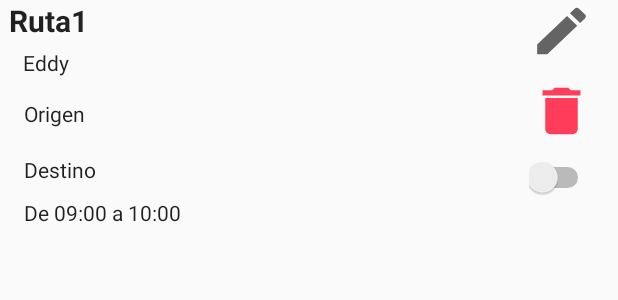
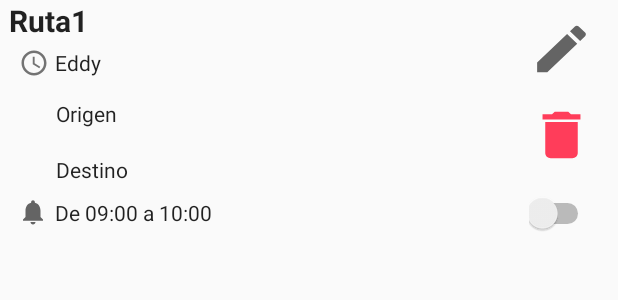
Before and after one commit to juapars/SevillaTraffic, an Android app: the layout row_layout.xml on its own in the app's theme, with its tools: preview values and no code run, on a phone screen of 412 x 824 dp. Shown: the top 300 px of the screen. Run offline under Robolectric (Android 15) with nearby library versions, the phone set to English and light mode, and no system bars; network calls fail.

Commit message:
Pequeños arreglos visuales.

```diff
--- a/app/src/main/java/com/example/sevillatraffic/adapter/AlarmReceiver.kt
+++ b/app/src/main/java/com/example/sevillatraffic/adapter/AlarmReceiver.kt
@@ -150,7 +150,7 @@ class AlarmReceiver : BroadcastReceiver() {
             if (notModerate.isNotEmpty()) notDesc += "\n MODERADO: $notModerate."
 
 
-                notDesc.replace(">", " ")
+            notDesc = notDesc.replace(">", " ")
 
             if(notDesc.isNotEmpty()) {
                 var builder = NotificationCompat.Builder(context, "1600")
--- a/app/src/main/java/com/example/sevillatraffic/ui/googleRoute/GoogleRouteFragment.kt
+++ b/app/src/main/java/com/example/sevillatraffic/ui/googleRoute/GoogleRouteFragment.kt
@@ -159,14 +159,10 @@ class GoogleRouteFragment : Fragment() {
     }
 
     private fun getConnectivityStatusString(context: Context): Int? {
-        Log.e("GOOGLE CONNECTIVITY","ENTRAMOS EN METODO")
         var status = 0
         val cm = context.getSystemService(Context.CONNECTIVITY_SERVICE) as ConnectivityManager
         val activeNetwork: NetworkInfo? = cm.activeNetworkInfo
-        Log.e("GOOGLE CONNECTIVITY","VALOR ACTIVE NETWORK $activeNetwork")
         if (activeNetwork != null) {
-            Log.e("GOOGLE CONNECTIVITY","VALOR ACTIVE TIPO ${activeNetwork.type} CUANDO WIFI ES ${ConnectivityManager.TYPE_WIFI} Y " +
-                    " ${ConnectivityManager.TYPE_MOBILE}")
             if (activeNetwork.getType() == ConnectivityManager.TYPE_WIFI) {
                 status = 1
             } else if (activeNetwork.getType() == ConnectivityManager.TYPE_MOBILE) {
--- a/app/src/main/java/com/example/sevillatraffic/ui/maps/MapsFragment.kt
+++ b/app/src/main/java/com/example/sevillatraffic/ui/maps/MapsFragment.kt
@@ -153,6 +153,8 @@ class MapsFragment : Fragment(), OnMapReadyCallback {
 
 
             if (origin != null && dest != null) {
+                if(!origin.contains("Sevilla")) origin += ", Sevilla"
+                if(!dest.contains("Sevilla")) dest += ", Sevilla"
                 apiServices.getDirection(origin, dest, getString(R.string.api_key))
                     .enqueue(object : Callback<DirectionResponses> {
                         override fun onResponse(
--- /dev/null
+++ b/app/src/main/res/drawable/ic_baseline_access_time_24.xml
@@ -0,0 +1,6 @@
+<vector android:height="24dp" android:tint="#737373"
+    android:viewportHeight="24" android:viewportWidth="24"
+    android:width="24dp" xmlns:android="http://schemas.android.com/apk/res/android">
+    <path android:fillColor="@android:color/white" android:pathData="M11.99,2C6.47,2 2,6.48 2,12s4.47,10 9.99,10C17.52,22 22,17.52 22,12S17.52,2 11.99,2zM12,20c-4.42,0 -8,-3.58 -8,-8s3.58,-8 8,-8 8,3.58 8,8 -3.58,8 -8,8z"/>
+    <path android:fillColor="@android:color/white" android:pathData="M12.5,7H11v6l5.25,3.15 0.75,-1.23 -4.5,-2.67z"/>
+</vector>
--- a/app/src/main/res/layout/row_layout.xml
+++ b/app/src/main/res/layout/row_layout.xml
@@ -19,16 +19,17 @@
         app:layout_constraintTop_toTopOf="parent" />
 
     <TextView
-        android:id="@+id/txt_origin"
-        android:layout_width="299dp"
-        android:layout_height="37dp"
-        android:gravity="center_vertical"
-        android:text="Origen"
+        android:id="@+id/txt_notifications"
+        android:layout_width="165dp"
+        android:layout_height="26dp"
+        android:text="De 09:00 a 10:00"
         android:textAppearance="@style/TextAppearance.AppCompat.Body1"
+        app:layout_constraintBottom_toBottomOf="parent"
         app:layout_constraintEnd_toEndOf="parent"
-        app:layout_constraintHorizontal_bias="0.141"
-        app:layout_constraintStart_toStartOf="parent"
-        app:layout_constraintTop_toBottomOf="@+id/txt_date" />
+        app:layout_constraintHorizontal_bias="0.023"
+        app:layout_constraintStart_toEndOf="@+id/imageView2"
+        app:layout_constraintTop_toBottomOf="@+id/txt_dest"
+        app:layout_constraintVertical_bias="0.0" />
 
     <TextView
         android:id="@+id/txt_date"
@@ -38,32 +39,33 @@
         android:text="Eddy"
         android:textAppearance="@style/TextAppearance.AppCompat.Body1"
         app:layout_constraintEnd_toEndOf="parent"
-        app:layout_constraintHorizontal_bias="0.058"
-        app:layout_constraintStart_toStartOf="parent"
+        app:layout_constraintHorizontal_bias="0.021"
+        app:layout_constraintStart_toEndOf="@id/imageView2"
         app:layout_constraintTop_toBottomOf="@+id/txt_name" />
 
     <TextView
-        android:id="@+id/txt_notifications"
-        android:layout_width="162dp"
-        android:layout_height="20dp"
-        android:text="De 09:00 a 10:00"
+        android:id="@+id/txt_origin"
+        android:layout_width="299dp"
+        android:layout_height="37dp"
+        android:layout_marginStart="16dp"
+        android:gravity="center_vertical"
+        android:text="Origen"
         android:textAppearance="@style/TextAppearance.AppCompat.Body1"
-        app:layout_constraintBottom_toBottomOf="parent"
         app:layout_constraintEnd_toEndOf="parent"
-        app:layout_constraintHorizontal_bias="0.064"
+        app:layout_constraintHorizontal_bias="0.218"
         app:layout_constraintStart_toStartOf="parent"
-        app:layout_constraintTop_toBottomOf="@+id/txt_dest"
-        app:layout_constraintVertical_bias="0.0" />
+        app:layout_constraintTop_toBottomOf="@+id/txt_date" />
 
     <TextView
         android:id="@+id/txt_dest"
         android:layout_width="297dp"
         android:layout_height="37dp"
+        android:layout_marginStart="16dp"
         android:gravity="center_vertical"
         android:text="Destino"
         android:textAppearance="@style/TextAppearance.AppCompat.Body1"
         app:layout_constraintEnd_toEndOf="parent"
-        app:layout_constraintHorizontal_bias="0.14"
+        app:layout_constraintHorizontal_bias="0.214"
         app:layout_constraintStart_toStartOf="parent"
         app:layout_constraintTop_toBottomOf="@+id/txt_origin" />
 
@@ -72,7 +74,7 @@
         style="@style/Widget.AppCompat.Button"
         android:layout_width="43dp"
         android:layout_height="41dp"
-        android:layout_marginTop="12dp"
+        android:layout_marginTop="16dp"
         android:background="@drawable/ic_baseline_delete_24"
         app:layout_constraintEnd_toEndOf="parent"
         app:layout_constraintHorizontal_bias="0.956"
@@ -83,20 +85,42 @@
         android:id="@+id/btn_edit"
         android:layout_width="43dp"
         android:layout_height="41dp"
+        android:layout_marginTop="12dp"
         android:background="@drawable/ic_baseline_edit_24"
         app:layout_constraintEnd_toEndOf="parent"
-        app:layout_constraintHorizontal_bias="0.956"
-        app:layout_constraintStart_toStartOf="parent"
+        app:layout_constraintHorizontal_bias="0.914"
+        app:layout_constraintStart_toEndOf="@id/txt_date"
         app:layout_constraintTop_toTopOf="parent" />
 
     <Switch
         android:id="@+id/btn_enable"
         android:layout_width="43dp"
         android:layout_height="28dp"
-        android:layout_marginTop="104dp"
+        android:layout_marginTop="128dp"
         android:layout_marginEnd="16dp"
         app:layout_constraintEnd_toEndOf="parent"
         app:layout_constraintTop_toTopOf="parent" />
 
+    <ImageView
+        android:id="@+id/imageView2"
+        android:layout_width="20dp"
+        android:layout_height="20dp"
+        android:layout_marginStart="12dp"
+        android:layout_marginTop="79dp"
+        app:layout_constraintStart_toStartOf="parent"
+        app:layout_constraintTop_toBottomOf="@+id/imageView3"
+        app:srcCompat="@drawable/ic_baseline_notifications_24" />
+
+    <ImageView
+        android:id="@+id/imageView3"
+        android:layout_width="20dp"
+        android:layout_height="20dp"
+        android:layout_marginTop="32dp"
+        app:layout_constraintEnd_toStartOf="@+id/txt_date"
+        app:layout_constraintHorizontal_bias="0.761"
+        app:layout_constraintStart_toStartOf="parent"
+        app:layout_constraintTop_toTopOf="parent"
+        app:srcCompat="@drawable/ic_baseline_access_time_24" />
+
 
 </androidx.constraintlayout.widget.ConstraintLayout>
```
Also changed, not shown: app/src/main/java/com/example/sevillatraffic/ui/notifications/NotificationsFragment.kt (+7 -3 lines), app/src/main/res/layout/info_fragment.xml (+17 -4 lines), app/src/main/res/values/strings.xml (+5 -5 lines).
